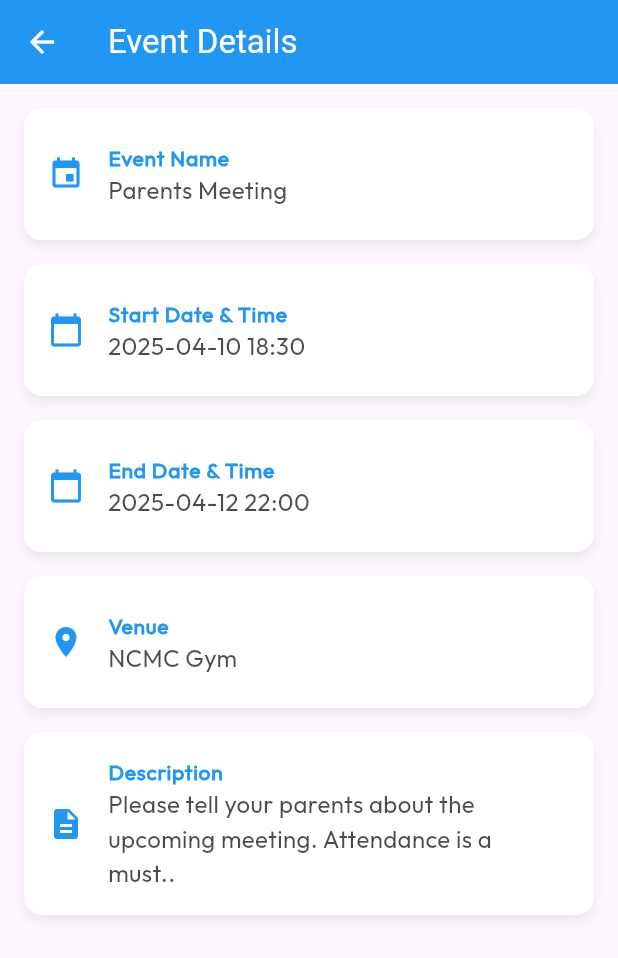
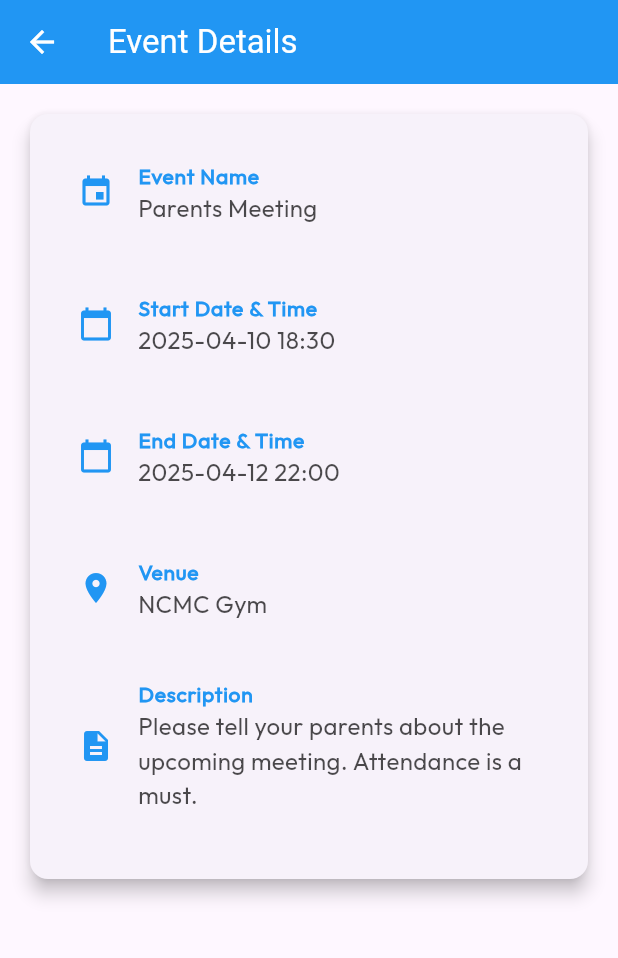
Before and after one commit to anthonyc-dev/ASCS-Flutter-Client-side-, a Flutter app: the Event screen opened by its route, on a phone screen of 412 x 824 dp. Shown: the top 958 px of the screen. Run offline on Flutter 3.47's test engine with Material 3 defaults, Android fonts, the light colour scheme and no system bars; our stand-ins replace curved_navigation_bar, flutter_dotenv, flutter_screenutil, google_fonts.

Commit message:
update the event

```diff
--- a/my_app/lib/screens/events.dart
+++ b/my_app/lib/screens/events.dart
@@ -10,7 +10,7 @@ class Event extends StatelessWidget {
     String eventName = "Parents Meeting";
     String venue = "NCMC Gym";
     String description =
-        "Please tell your parents about the upcoming meeting. Attendance is a must..";
+        "Please tell your parents about the upcoming meeting. Attendance is a must.";
     DateTime startDate = DateTime(2025, 4, 10, 18, 30); // Start Date with Time
     DateTime endDate = DateTime(2025, 4, 12, 22, 0); // End Date with Time
 
@@ -27,6 +27,13 @@ class Event extends StatelessWidget {
       body: Padding(
         padding: const EdgeInsets.all(16.0),
         child: SingleChildScrollView(
+          child: Card(
+            elevation: 5.0, // Add shadow to the card
+            shape: RoundedRectangleBorder(
+              borderRadius: BorderRadius.circular(12.0), // Rounded corners
+            ),
+            child: Padding(
+              padding: const EdgeInsets.all(16.0),
               child: Column(
                 crossAxisAlignment: CrossAxisAlignment.start,
                 children: [
@@ -76,6 +83,8 @@ class Event extends StatelessWidget {
               ),
             ),
           ),
+        ),
+      ),
     );
   }
 
@@ -86,20 +95,7 @@ class Event extends StatelessWidget {
     required IconData icon,
     int maxLines = 1,
   }) {
-    return Container(
-      padding: const EdgeInsets.symmetric(vertical: 8.0),
-      decoration: BoxDecoration(
-        borderRadius: BorderRadius.circular(12.0),
-        color: Colors.white,
-        boxShadow: [
-          BoxShadow(
-            color: Colors.grey.withOpacity(0.2),
-            blurRadius: 6,
-            offset: const Offset(0, 4),
-          ),
-        ],
-      ),
-      child: ListTile(
+    return ListTile(
       leading: Icon(icon, color: Colors.blue),
       title: Text(
         label,
@@ -115,7 +111,6 @@ class Event extends StatelessWidget {
         maxLines: maxLines,
         overflow: TextOverflow.ellipsis,
       ),
-      ),
     );
   }
 }
```
Lines whose indentation alone changed are shown as unchanged.
